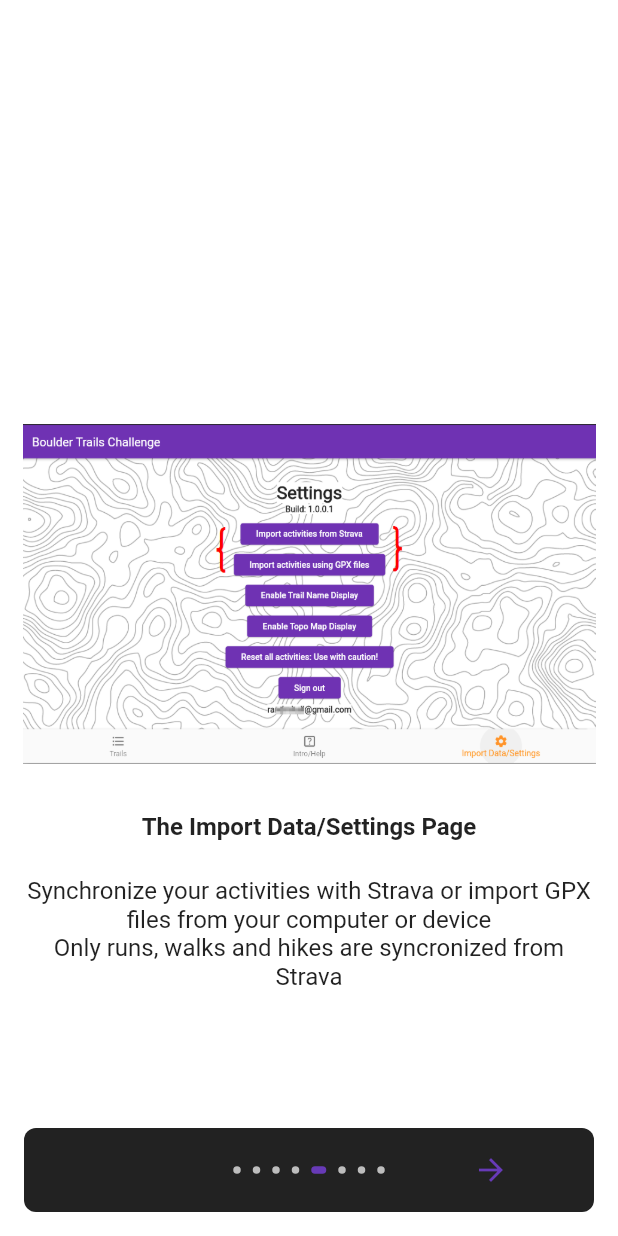
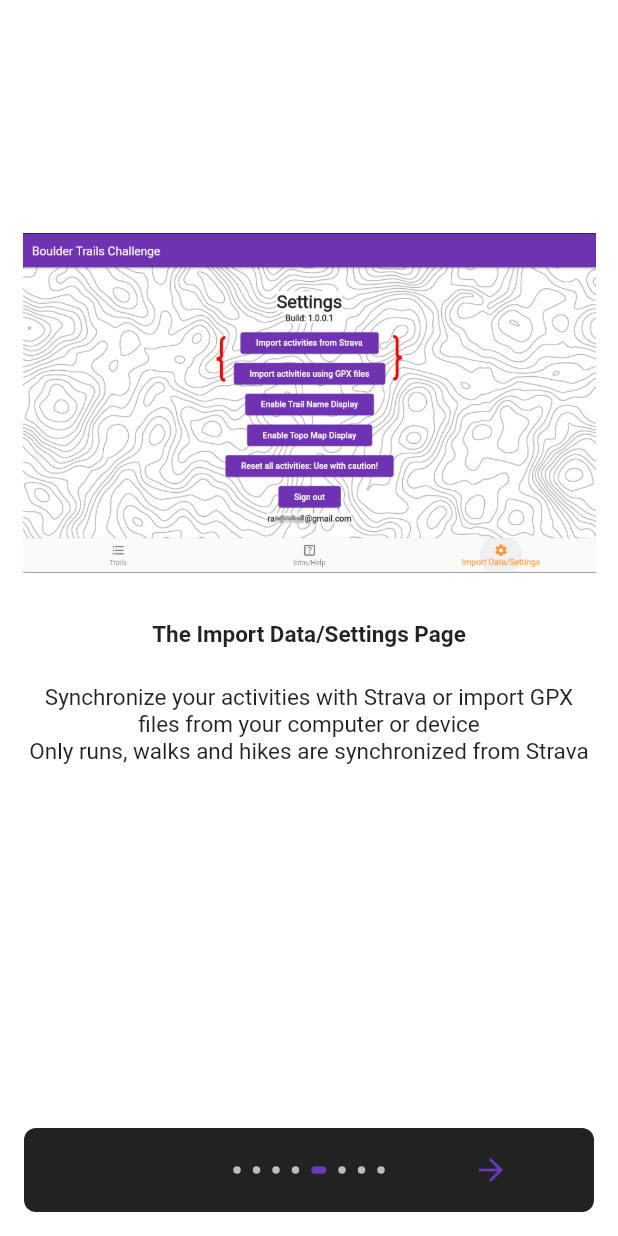
Before and after one commit to dkhawk/boulder_trail_challenge_ui, a Flutter app: the IntroPages widget shown alone on an empty page, opened directly, swiped to page 5, on a phone screen of 412 x 824 dp. Run offline on Flutter 3.47's test engine with Material 2 defaults, Android fonts, the phone set to English and light mode, and no system bars; drawn by our look-alikes of introduction_screen; our stand-ins replace cloud_firestore, file_picker, firebase_auth, firebase_core, flutter_map, google_fonts and 3 more; missing offline and left inert: flutter_map_tappable_polyline, google_polyline_algorithm, gpx, oauth2, oauth2_client, universal_html; accounts and stored records are empty.

Commit message:
prettify the IntroPages

```diff
--- a/lib/IntroPages.dart
+++ b/lib/IntroPages.dart
@@ -28,29 +28,37 @@ class _IntroPagesState extends State<IntroPages> {
 
   @override
   Widget build(BuildContext context) {
-    const bodyStyle = TextStyle(fontSize: 16.0);
-
     const pageDecoration = const PageDecoration(
       titleTextStyle: TextStyle(fontSize: 16.0, fontWeight: FontWeight.w700),
-      bodyTextStyle: bodyStyle,
+      bodyTextStyle: TextStyle(fontSize: 16.0),
       bodyFlex: 2,
       imageFlex: 4,
       pageColor: Colors.white,
       imagePadding: EdgeInsets.fromLTRB(15.0, 20.0, 15.0, 0.0),
     );
 
+    const pageDecorationMobile = const PageDecoration(
+      titleTextStyle: TextStyle(fontSize: 15.0, fontWeight: FontWeight.w700),
+      bodyTextStyle: TextStyle(fontSize: 15.0),
+      bodyFlex: 2,
+      imageFlex: 2,
+      pageColor: Colors.white,
+      imagePadding: EdgeInsets.fromLTRB(15.0, 5.0, 15.0, 0.0),
+    );
+
     // are we in a web browser on a desktop device or a mobile device
     // - controls padding and dot size changes for narrower screen
     bool isWebDesktop = true;
-    if ((defaultTargetPlatform == TargetPlatform.android) ||
-        (defaultTargetPlatform == TargetPlatform.iOS)) {
+    if ((defaultTargetPlatform == TargetPlatform.android) || (defaultTargetPlatform == TargetPlatform.iOS)) {
       isWebDesktop = false;
     }
 
-    String trailCompletionText = 'Blue trails have been completed;\nRed trails have not been completed yet;\nClick on a segment to display the trail name & length\n\n';
-    trailCompletionText = trailCompletionText + 'Note that OSMP has been rerouting some trails (Anenome, Bear Canyon, Mesa ...)\n';
-    trailCompletionText = trailCompletionText + 'These may not be marked complete if you run or hike them!\n';
-    trailCompletionText = trailCompletionText + 'You can manually mark a trail as completed on the map for the trail';
+    String trailCompletionText =
+        'Blue trails have been completed;\nRed trails have not been completed yet;\nClick on a segment to display the trail name & length\n\n';
+    trailCompletionText =
+        trailCompletionText + 'Note that OSMP has been rerouting some trails (Anenome, Bear Canyon, Mesa ...)\n';
+    trailCompletionText = trailCompletionText + 'These may not be marked complete if you run them!\n\n';
+    trailCompletionText = trailCompletionText + 'You can manually mark a trail completed on the map for the trail';
 
     return IntroductionScreen(
       key: introKey,
@@ -63,8 +71,7 @@ class _IntroPagesState extends State<IntroPages> {
               "This application uses imported Strava or GPX data to help you track \nyour progress on the Boulder Trails Challenge",
           image: _buildFullscreenImage('FlatIrons.jpg'),
           decoration: pageDecoration.copyWith(
-            titleTextStyle:
-                TextStyle(fontSize: 18.0, fontWeight: FontWeight.w700),
+            titleTextStyle: TextStyle(fontSize: 18.0, fontWeight: FontWeight.w700),
             fullScreen: true,
             bodyFlex: 2,
             imageFlex: 3,
@@ -72,52 +79,49 @@ class _IntroPagesState extends State<IntroPages> {
           ),
         ),
         PageViewModel(
-          title:
-              "There are three main pages in the Boulder Trails Challenge app:",
+          title: "There are three main pages in the Boulder Trails Challenge app:",
           body: "(1) Trails, (2) Info/Help and (3) Import Data/Settings",
           image: _buildImage('HelpTrailsPage1.png'),
-          decoration: pageDecoration,
+          decoration: isWebDesktop ? pageDecoration : pageDecorationMobile,
         ),
         PageViewModel(
           title: "The Trails Page",
-          body:
-              "Filter which trails you want to see;\nShow completion maps for the trails",
+          body: "Filter which trails you want to see;\nShow completion maps for the trails",
           image: _buildImage('HelpTrailsPage2.png'),
-          decoration: pageDecoration,
+          decoration: isWebDesktop ? pageDecoration : pageDecorationMobile,
         ),
         PageViewModel(
           title: "Trail Completion Maps",
           body: trailCompletionText,
           image: _buildImage('HelpMapsPage.png'),
-          decoration: pageDecoration,
+          decoration: isWebDesktop ? pageDecoration : pageDecorationMobile,
         ),
         PageViewModel(
           title: "The Import Data/Settings Page",
           body:
-              "Synchronize your activities with Strava or import GPX files from your computer or device\nOnly runs, walks and hikes are syncronized from Strava",
+              "Synchronize your activities with Strava or import GPX files from your computer or device\nOnly runs, walks and hikes are synchronized from Strava",
           image: _buildImage('HelpSettings1.png'),
-          decoration: pageDecoration,
+          decoration: isWebDesktop ? pageDecoration : pageDecorationMobile,
         ),
         PageViewModel(
           title: "Import Activities from Strava",
           body:
               "A one-time Strava login and authorization is required\nThereafter clicking the 'import activities' button will read activities after the 'Start date' ",
           image: _buildImage('HelpStravaImport.png'),
-          decoration: pageDecoration,
+          decoration: isWebDesktop ? pageDecoration : pageDecorationMobile,
         ),
         PageViewModel(
           title: "The Import Data/Settings Page",
-          body:
-              "Optionally show the trail names on the maps or show topographical maps",
+          body: "Optionally show the trail names on the maps or show topographical maps",
           image: _buildImage('HelpMapOptions.png'),
-          decoration: pageDecoration,
+          decoration: isWebDesktop ? pageDecoration : pageDecorationMobile,
         ),
         PageViewModel(
           title: "The Import Data/Settings Page",
           body:
               "Reset all of your activities so that nothing is marked as completed;\nSign out of this app (and disconnect from Strava)",
           image: _buildImage('HelpSettings2.png'),
-          decoration: pageDecoration,
+          decoration: isWebDesktop ? pageDecoration : pageDecorationMobile,
         ),
       ],
       onDone: () => _onIntroEnd(context),
@@ -125,9 +129,7 @@ class _IntroPagesState extends State<IntroPages> {
       showSkipButton: false,
       next: const Icon(Icons.arrow_forward),
       controlsMargin: const EdgeInsets.all(16),
-      controlsPadding: isWebDesktop
-          ? const EdgeInsets.all(12.0)
-          : const EdgeInsets.fromLTRB(8.0, 4.0, 8.0, 4.0),
+      controlsPadding: isWebDesktop ? const EdgeInsets.all(12.0) : const EdgeInsets.fromLTRB(8.0, 4.0, 8.0, 4.0),
       dotsDecorator: isWebDesktop
           ? const DotsDecorator(
               size: Size(10.0, 10.0),
```
